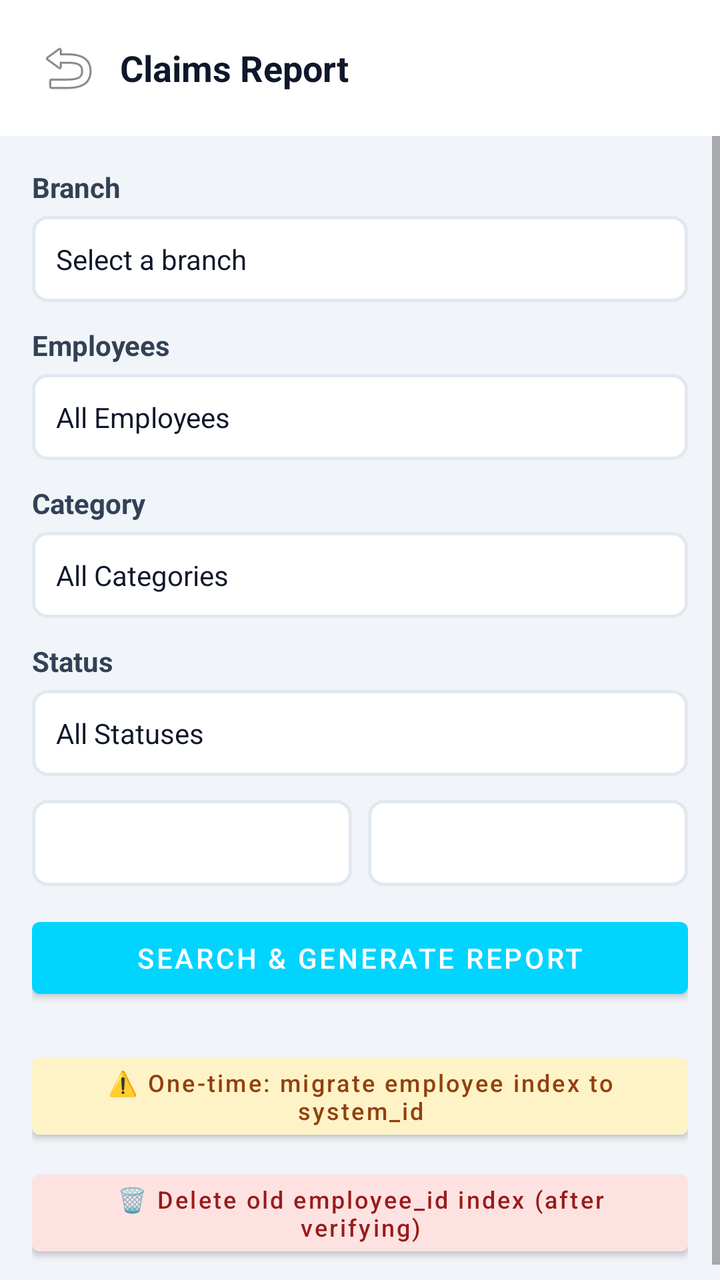
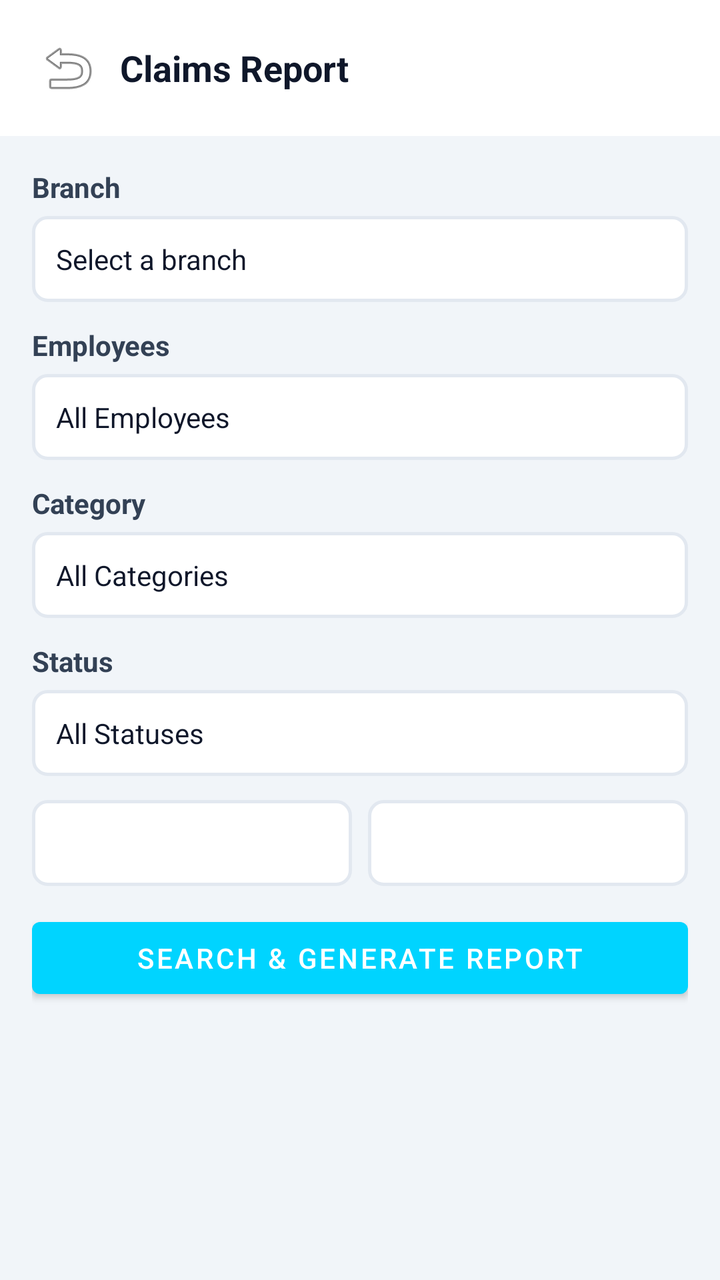

Before-and-after screenshots of an Android layout around one commit, followed by the original layout XML and the change that was made.
<!-- AndroidManifest.xml: application theme Theme.DataBridge -->
<!-- res/layout/fragment_claims_report.xml -->
<?xml version="1.0" encoding="utf-8"?>
<LinearLayout xmlns:android="http://schemas.android.com/apk/res/android"
    android:layout_width="match_parent" android:layout_height="match_parent" android:orientation="vertical"
    android:background="#F1F5F9">
    <LinearLayout android:layout_width="match_parent" android:layout_height="wrap_content" android:gravity="center_vertical" android:padding="16dp" android:background="#FFFFFF">
        <ImageButton android:id="@+id/btnClaimsReportBack" android:layout_width="36dp" android:layout_height="36dp" android:src="@android:drawable/ic_menu_revert" android:background="?attr/selectableItemBackgroundBorderless" android:contentDescription="Back"/>
        <TextView android:layout_width="0dp" android:layout_weight="1" android:layout_height="wrap_content" android:layout_marginStart="8dp" android:text="Claims Report" android:textStyle="bold" android:textSize="18sp" android:textColor="#0F172A"/>
    </LinearLayout>
    <ScrollView android:layout_width="match_parent" android:layout_height="0dp" android:layout_weight="1" android:fillViewport="true">
        <LinearLayout android:layout_width="match_parent" android:layout_height="wrap_content" android:orientation="vertical" android:padding="16dp">
            <LinearLayout android:id="@+id/layoutClaimsBranchSelector" android:layout_width="match_parent" android:layout_height="wrap_content" android:orientation="vertical">
                <TextView android:text="Branch" android:textStyle="bold" android:textColor="#334155" android:layout_width="wrap_content" android:layout_height="wrap_content"/>
                <TextView android:id="@+id/btnClaimsBranches" android:layout_width="match_parent" android:layout_height="wrap_content" android:layout_marginTop="5dp" android:padding="12dp" android:background="@drawable/bg_input_rounded" android:text="Select a branch" android:textColor="#0F172A"/>
            </LinearLayout>
            <TextView android:layout_width="wrap_content" android:layout_height="wrap_content" android:layout_marginTop="12dp" android:text="Employees" android:textStyle="bold" android:textColor="#334155"/>
            <TextView android:id="@+id/btnClaimsEmployees" android:layout_width="match_parent" android:layout_height="wrap_content" android:layout_marginTop="5dp" android:padding="12dp" android:background="@drawable/bg_input_rounded" android:text="All Employees" android:textColor="#0F172A"/>
            <TextView android:layout_width="wrap_content" android:layout_height="wrap_content" android:layout_marginTop="12dp" android:text="Category" android:textStyle="bold" android:textColor="#334155"/>
            <TextView android:id="@+id/btnClaimsCategories" android:layout_width="match_parent" android:layout_height="wrap_content" android:layout_marginTop="5dp" android:padding="12dp" android:background="@drawable/bg_input_rounded" android:text="All Categories" android:textColor="#0F172A"/>
            <TextView android:layout_width="wrap_content" android:layout_height="wrap_content" android:layout_marginTop="12dp" android:text="Status" android:textStyle="bold" android:textColor="#334155"/>
            <TextView android:id="@+id/btnClaimsStatuses" android:layout_width="match_parent" android:layout_height="wrap_content" android:layout_marginTop="5dp" android:padding="12dp" android:background="@drawable/bg_input_rounded" android:text="All Statuses" android:textColor="#0F172A"/>
            <LinearLayout android:layout_width="match_parent" android:layout_height="wrap_content" android:orientation="horizontal" android:layout_marginTop="12dp">
                <TextView android:id="@+id/btnClaimsFrom" android:layout_width="0dp" android:layout_weight="1" android:layout_height="wrap_content" android:padding="12dp" android:background="@drawable/bg_input_rounded"/>
                <TextView android:id="@+id/btnClaimsTo" android:layout_width="0dp" android:layout_weight="1" android:layout_height="wrap_content" android:layout_marginStart="8dp" android:padding="12dp" android:background="@drawable/bg_input_rounded"/>
            </LinearLayout>
            <Button android:id="@+id/btnClaimsSearch" android:layout_width="match_parent" android:layout_height="wrap_content" android:layout_marginTop="12dp" android:text="SEARCH &amp; GENERATE REPORT"/>
            <ProgressBar android:id="@+id/pbClaimsReport" android:layout_width="wrap_content" android:layout_height="wrap_content" android:layout_gravity="center" android:layout_margin="16dp" android:visibility="gone"/>
            <TextView android:id="@+id/tvClaimsSummary" android:layout_width="match_parent" android:layout_height="wrap_content" android:visibility="gone" android:padding="16dp" android:textColor="#FFFFFF" android:background="@drawable/bg_action_button_purple"/>
            <Button android:id="@+id/btnClaimsMigrateIndex" android:layout_width="match_parent" android:layout_height="wrap_content" android:layout_marginTop="20dp" android:text="⚠️ One-time: migrate employee index to system_id" android:textAllCaps="false" android:textSize="12sp" android:backgroundTint="#FEF3C7" android:textColor="#92400E"/>
            <Button android:id="@+id/btnClaimsDeleteOldIndex" android:layout_width="match_parent" android:layout_height="wrap_content" android:layout_marginTop="8dp" android:text="🗑 Delete old employee_id index (after verifying)" android:textAllCaps="false" android:textSize="12sp" android:backgroundTint="#FEE2E2" android:textColor="#991B1B"/>
        </LinearLayout>
    </ScrollView>
</LinearLayout>
<!-- resources referenced by this layout -->
<resources>
  <!-- drawable bg_action_button_purple (drawable) -->
  <?xml version="1.0" encoding="utf-8"?>
  <shape xmlns:android="http://schemas.android.com/apk/res/android" android:shape="rectangle">
      <corners android:radius="8dp" />
      <gradient
          android:startColor="#7c3aed"
          android:endColor="#6d28d9"
          android:angle="135" />
  </shape>
  <!-- drawable bg_input_rounded (drawable) -->
  <?xml version="1.0" encoding="utf-8"?>
  <shape xmlns:android="http://schemas.android.com/apk/res/android"
      android:shape="rectangle">
      <solid android:color="@color/theme_bg_card" />
      <stroke android:width="1.5dp" android:color="@color/theme_border" />
      <corners android:radius="7dp" />
  </shape>
  <style name="Theme.DataBridge" parent="Theme.MaterialComponents.DayNight.NoActionBar">
      <item name="colorPrimary">#00d4ff</item>
      <item name="colorPrimaryVariant">#16213e</item>
      <item name="colorOnPrimary">#ffffff</item>
      <item name="colorSecondary">#00d4ff</item>
      <item name="android:statusBarColor">#1a1a2e</item>
  </style>
  <color name="theme_bg_card">#ffffff</color>
  <color name="theme_border">#e2e8f0</color>
</resources>

<!-- the commit's change to res/layout/fragment_claims_report.xml (unified diff, before → after) -->
@@ -25,8 +25,7 @@
             <Button android:id="@+id/btnClaimsSearch" android:layout_width="match_parent" android:layout_height="wrap_content" android:layout_marginTop="12dp" android:text="SEARCH &amp; GENERATE REPORT"/>
             <ProgressBar android:id="@+id/pbClaimsReport" android:layout_width="wrap_content" android:layout_height="wrap_content" android:layout_gravity="center" android:layout_margin="16dp" android:visibility="gone"/>
             <TextView android:id="@+id/tvClaimsSummary" android:layout_width="match_parent" android:layout_height="wrap_content" android:visibility="gone" android:padding="16dp" android:textColor="#FFFFFF" android:background="@drawable/bg_action_button_purple"/>
-            <Button android:id="@+id/btnClaimsMigrateIndex" android:layout_width="match_parent" android:layout_height="wrap_content" android:layout_marginTop="20dp" android:text="⚠️ One-time: migrate employee index to system_id" android:textAllCaps="false" android:textSize="12sp" android:backgroundTint="#FEF3C7" android:textColor="#92400E"/>
-            <Button android:id="@+id/btnClaimsDeleteOldIndex" android:layout_width="match_parent" android:layout_height="wrap_content" android:layout_marginTop="8dp" android:text="🗑 Delete old employee_id index (after verifying)" android:textAllCaps="false" android:textSize="12sp" android:backgroundTint="#FEE2E2" android:textColor="#991B1B"/>
+            <Button android:id="@+id/btnClaimsExcel" android:layout_width="match_parent" android:layout_height="wrap_content" android:layout_marginTop="8dp" android:visibility="gone" android:text="⬇ EXCEL" android:textAllCaps="false"/>
         </LinearLayout>
     </ScrollView>
 </LinearLayout>
